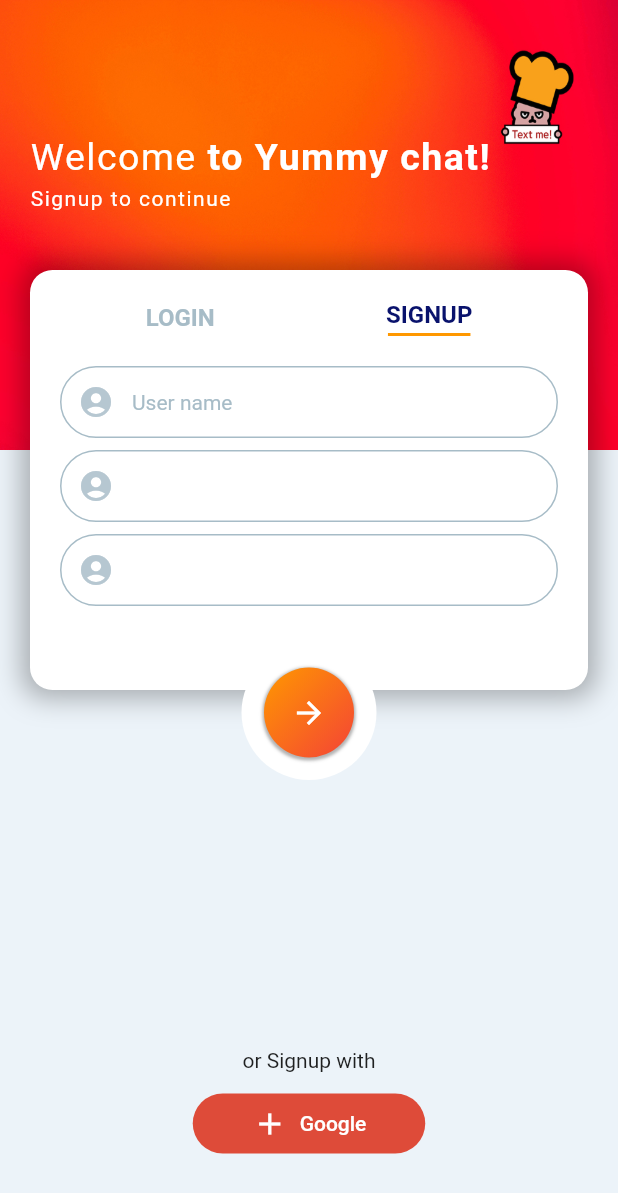
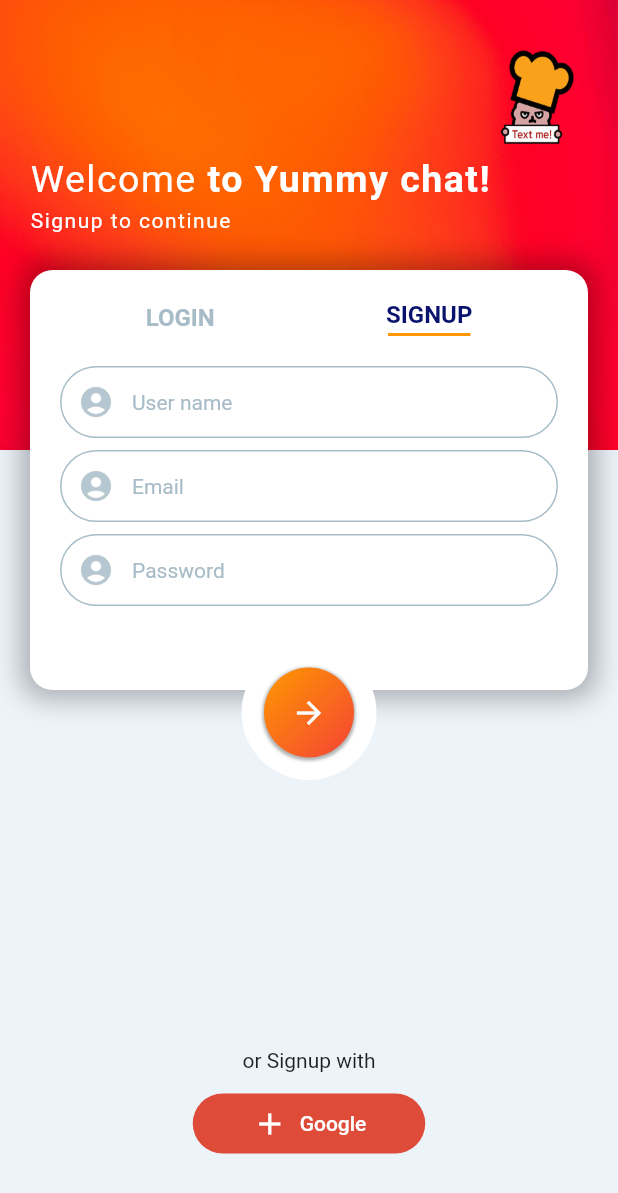
Before and after one commit to StudioZERONE/study_flutter_08_codingchef05_chat, a Flutter app: the screen it shows after launch, on a phone screen of 412 x 824 dp. Shown: the top 1193 px of the screen. Run offline on Flutter 3.47's test engine with Material 2 defaults, Android fonts, the phone set to English and light mode, and no system bars.

Commit message:
로그인과 회원가입(Signup) 탭에 의해 바뀌는 UI

```diff
--- a/lib/screen/main_screen.dart
+++ b/lib/screen/main_screen.dart
@@ -31,24 +31,24 @@ class _LoginSignupScreenState extends State<LoginSignupScreen> {
               ),
               child: Container(
                 padding: const EdgeInsets.only(
-                  top: 90,
+                  top: 105,
                   left: 20,
                 ),
                 child: Column(
                   crossAxisAlignment: CrossAxisAlignment.start,
                   children: [
                     RichText(
-                      text: const TextSpan(
+                      text: TextSpan(
                         text: 'Welcome',
-                        style: TextStyle(
+                        style: const TextStyle(
                           letterSpacing: 1,
                           fontSize: 25,
                           color: Colors.white,
                         ),
                         children: [
                           TextSpan(
-                            text: ' to Yummy chat!',
-                            style: TextStyle(
+                            text: isSignupScreen ? ' to Yummy chat!' : ' back',
+                            style: const TextStyle(
                               letterSpacing: 1,
                               fontSize: 25,
                               color: Colors.white,
@@ -61,9 +61,11 @@ class _LoginSignupScreenState extends State<LoginSignupScreen> {
                     const SizedBox(
                       height: 5,
                     ),
-                    const Text(
-                      'Signup to continue',
-                      style: TextStyle(
+                    Text(
+                      isSignupScreen
+                          ? 'Signup to continue'
+                          : 'Signin to continue',
+                      style: const TextStyle(
                         letterSpacing: 1,
                         color: Colors.white,
                       ),
@@ -78,7 +80,7 @@ class _LoginSignupScreenState extends State<LoginSignupScreen> {
             top: 180,
             child: Container(
               padding: const EdgeInsets.all(20),
-              height: 280,
+              height: isSignupScreen ? 280 : 250,
               width: MediaQuery.of(context).size.width - 40,
               margin: const EdgeInsets.symmetric(horizontal: 20),
               decoration: BoxDecoration(
@@ -155,6 +157,7 @@ class _LoginSignupScreenState extends State<LoginSignupScreen> {
                       ),
                     ],
                   ),
+                  if (isSignupScreen)
                     Container(
                       margin: const EdgeInsets.only(top: 20),
                       child: Form(
@@ -211,7 +214,7 @@ class _LoginSignupScreenState extends State<LoginSignupScreen> {
                                     Radius.circular(35),
                                   ),
                                 ),
-                              hintText: '',
+                                hintText: 'Email',
                                 hintStyle: TextStyle(
                                   fontSize: 14,
                                   color: Palette.textColor1,
@@ -242,7 +245,76 @@ class _LoginSignupScreenState extends State<LoginSignupScreen> {
                                     Radius.circular(35),
                                   ),
                                 ),
-                              hintText: '',
+                                hintText: 'Password',
+                                hintStyle: TextStyle(
+                                  fontSize: 14,
+                                  color: Palette.textColor1,
+                                ),
+                                contentPadding: EdgeInsets.all(10),
+                              ),
+                            ),
+                          ],
+                        ),
+                      ),
+                    ),
+                  if (!isSignupScreen)
+                    Container(
+                      margin: const EdgeInsets.only(top: 20),
+                      child: Form(
+                        child: Column(
+                          children: [
+                            TextFormField(
+                              decoration: const InputDecoration(
+                                prefixIcon: Icon(
+                                  Icons.account_circle,
+                                  color: Palette.iconColor,
+                                ),
+                                enabledBorder: OutlineInputBorder(
+                                  borderSide:
+                                      BorderSide(color: Palette.textColor1),
+                                  borderRadius: BorderRadius.all(
+                                    Radius.circular(35),
+                                  ),
+                                ),
+                                focusedBorder: OutlineInputBorder(
+                                  borderSide:
+                                      BorderSide(color: Palette.textColor1),
+                                  borderRadius: BorderRadius.all(
+                                    Radius.circular(35),
+                                  ),
+                                ),
+                                hintText: 'User name',
+                                hintStyle: TextStyle(
+                                  fontSize: 14,
+                                  color: Palette.textColor1,
+                                ),
+                                contentPadding: EdgeInsets.all(10),
+                              ),
+                            ),
+                            const SizedBox(
+                              height: 8,
+                            ),
+                            TextFormField(
+                              decoration: const InputDecoration(
+                                prefixIcon: Icon(
+                                  Icons.account_circle,
+                                  color: Palette.iconColor,
+                                ),
+                                enabledBorder: OutlineInputBorder(
+                                  borderSide:
+                                      BorderSide(color: Palette.textColor1),
+                                  borderRadius: BorderRadius.all(
+                                    Radius.circular(35),
+                                  ),
+                                ),
+                                focusedBorder: OutlineInputBorder(
+                                  borderSide:
+                                      BorderSide(color: Palette.textColor1),
+                                  borderRadius: BorderRadius.all(
+                                    Radius.circular(35),
+                                  ),
+                                ),
+                                hintText: 'Password',
                                 hintStyle: TextStyle(
                                   fontSize: 14,
                                   color: Palette.textColor1,
@@ -260,7 +332,7 @@ class _LoginSignupScreenState extends State<LoginSignupScreen> {
           ),
           // Submit 버튼 ---------------------------------
           Positioned(
-            top: 430,
+            top: isSignupScreen ? 430 : 390,
             right: 0,
             left: 0,
             child: Center(
@@ -300,13 +372,14 @@ class _LoginSignupScreenState extends State<LoginSignupScreen> {
               ),
             ),
           ),
+          // 구글 로그인 ---------------------------------
           Positioned(
             top: MediaQuery.of(context).size.height - 125,
             right: 0,
             left: 0,
             child: Column(
               children: [
-                const Text('or Signup with'),
+                Text(isSignupScreen ? 'or Signup with' : 'or Signin with'),
                 const SizedBox(
                   height: 10,
                 ),
```
Lines whose indentation alone changed are shown as unchanged.
